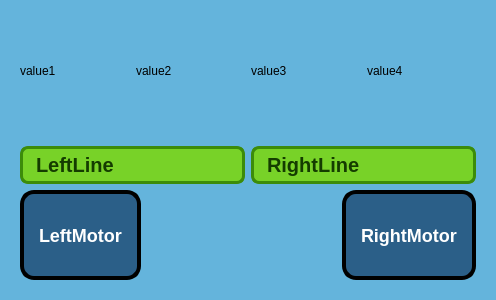
The window that data_visualization_app/RobotDiagram.ui (WatchDog-156/ARES-minisumo-robot) describes before a commit, drawn with Qt 5.
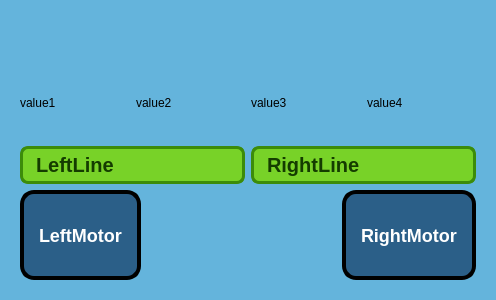
The same window after the commit. Custom widgets are drawn as their Qt base class.

Patch:
```diff
--- a/data_visualization_app/RobotDiagram.ui
+++ b/data_visualization_app/RobotDiagram.ui
@@ -21,7 +21,7 @@
    <item>
     <layout class="QVBoxLayout" name="verticalLayout">
      <item>
-      <layout class="QHBoxLayout" name="cones"/>
+      <widget class="QWidget" name="cones" native="true"/>
      </item>
      <item>
       <widget class="QWidget" name="distance_sensors" native="true">
```
Left out of the diff: 6 changed lines with no effect on the pictures.
